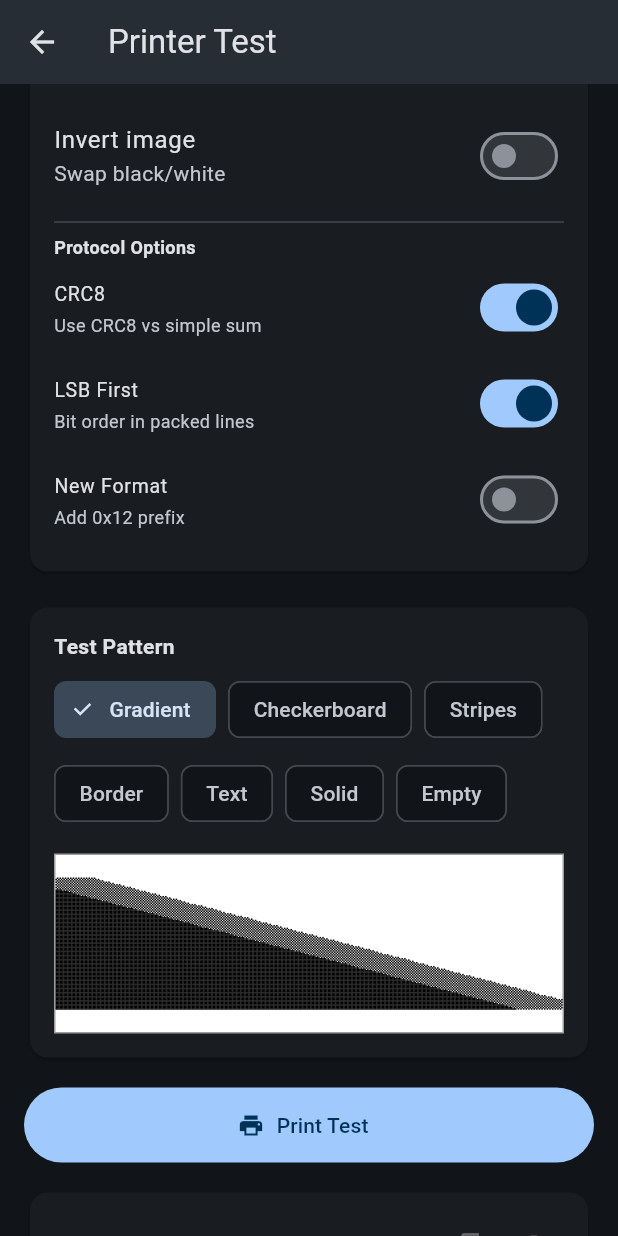
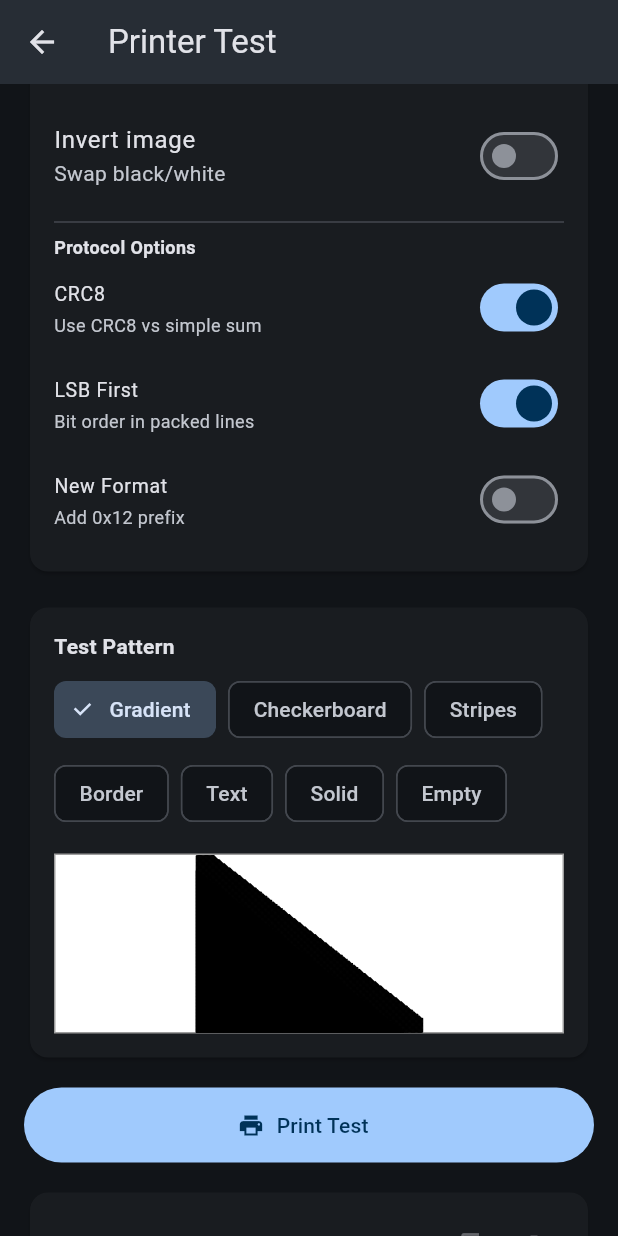
Before and after one commit to crothen/momir-printer, a Flutter app: the PrinterTestScreen screen opened directly, scrolled down 576 dp, on a phone screen of 412 x 824 dp. Run offline on Flutter 3.47's test engine with Material 3 defaults, Android fonts, the phone set to English and light mode, and no system bars; our stand-ins replace flutter_blue_plus, image_picker.

Commit message:
Printer test: Phomemo line delay setting, bigger test image (300px)

```diff
--- a/lib/screens/printer_test_screen.dart
+++ b/lib/screens/printer_test_screen.dart
@@ -24,6 +24,7 @@ class _PrinterTestScreenState extends State<PrinterTestScreen> {
   int _feedLines = 80;
   bool _useCompression = false;
   int _rowDelayMs = 5;
+  int _phomemoDelayMs = 10; // Delay between line batches for Phomemo
   bool _invertImage = false;
   bool _useCrc8 = true;
   bool _lsbFirst = true;
@@ -40,7 +41,7 @@ class _PrinterTestScreenState extends State<PrinterTestScreen> {
   // Preview
   Uint8List? _previewData;
   int _previewWidth = 384;
-  int _previewHeight = 100;
+  int _previewHeight = 300; // Bigger for better speed testing
 
   @override
   void initState() {
@@ -336,8 +337,8 @@ class _PrinterTestScreenState extends State<PrinterTestScreen> {
     }
     await Future.delayed(const Duration(milliseconds: 50));
 
-    _addLog('Phomemo: Printing $_previewHeight rows...');
-    if (!await protocol.printImage(imageData, _previewWidth, _previewHeight)) {
+    _addLog('Phomemo: Printing $_previewHeight rows (delay=${_phomemoDelayMs}ms)...');
+    if (!await protocol.printImage(imageData, _previewWidth, _previewHeight, lineDelayMs: _phomemoDelayMs)) {
       _addLog('Phomemo: printImage failed');
       return false;
     }
@@ -511,6 +512,25 @@ class _PrinterTestScreenState extends State<PrinterTestScreen> {
                             ),
                           ),
                           SizedBox(width: 50, child: Text('${_rowDelayMs}ms')),
+                        ],
+                      ),
+
+                    // Line delay (phomemo)
+                    if (_selectedProtocol == PrinterType.phomemo)
+                      Row(
+                        children: [
+                          const SizedBox(width: 80, child: Text('Line delay:')),
+                          Expanded(
+                            child: Slider(
+                              value: _phomemoDelayMs.toDouble(),
+                              min: 0,
+                              max: 100,
+                              divisions: 20,
+                              label: '$_phomemoDelayMs ms',
+                              onChanged: (v) => setState(() => _phomemoDelayMs = v.round()),
+                            ),
+                          ),
+                          SizedBox(width: 50, child: Text('${_phomemoDelayMs}ms')),
                         ],
                       ),
 
```
Also changed, not shown: lib/printers/phomemo_protocol.dart (+5 -4 lines).
